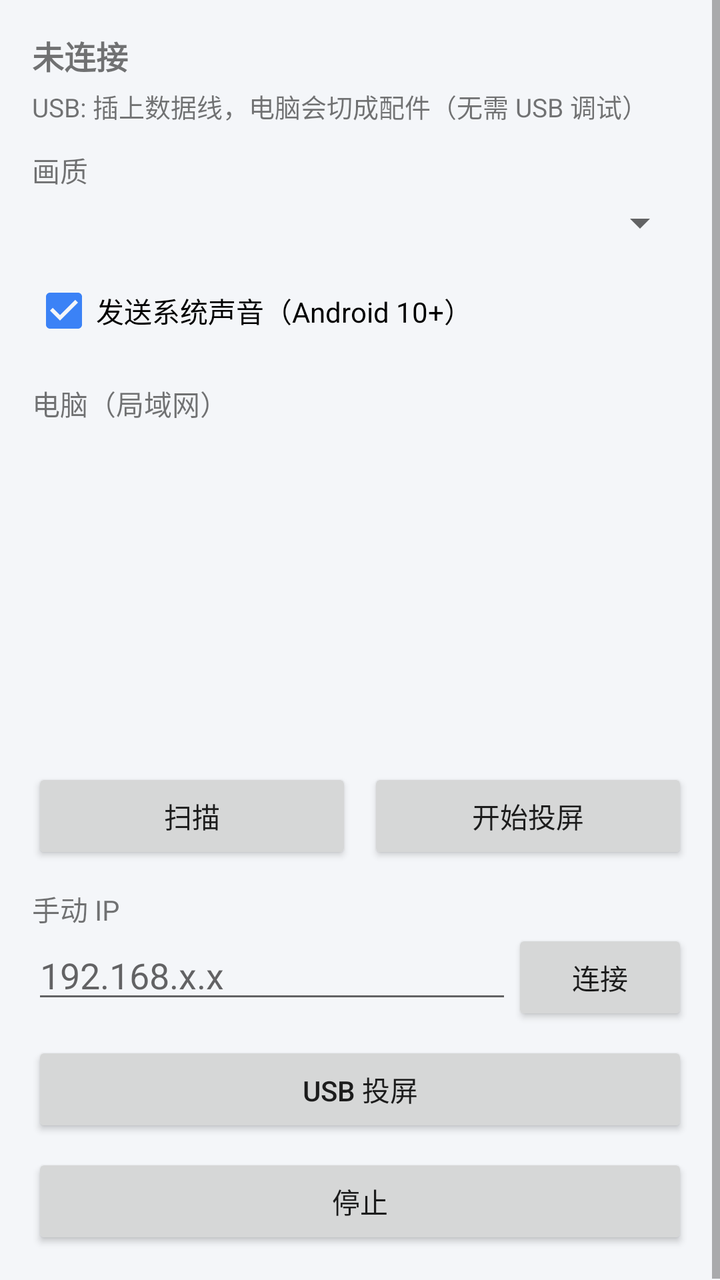
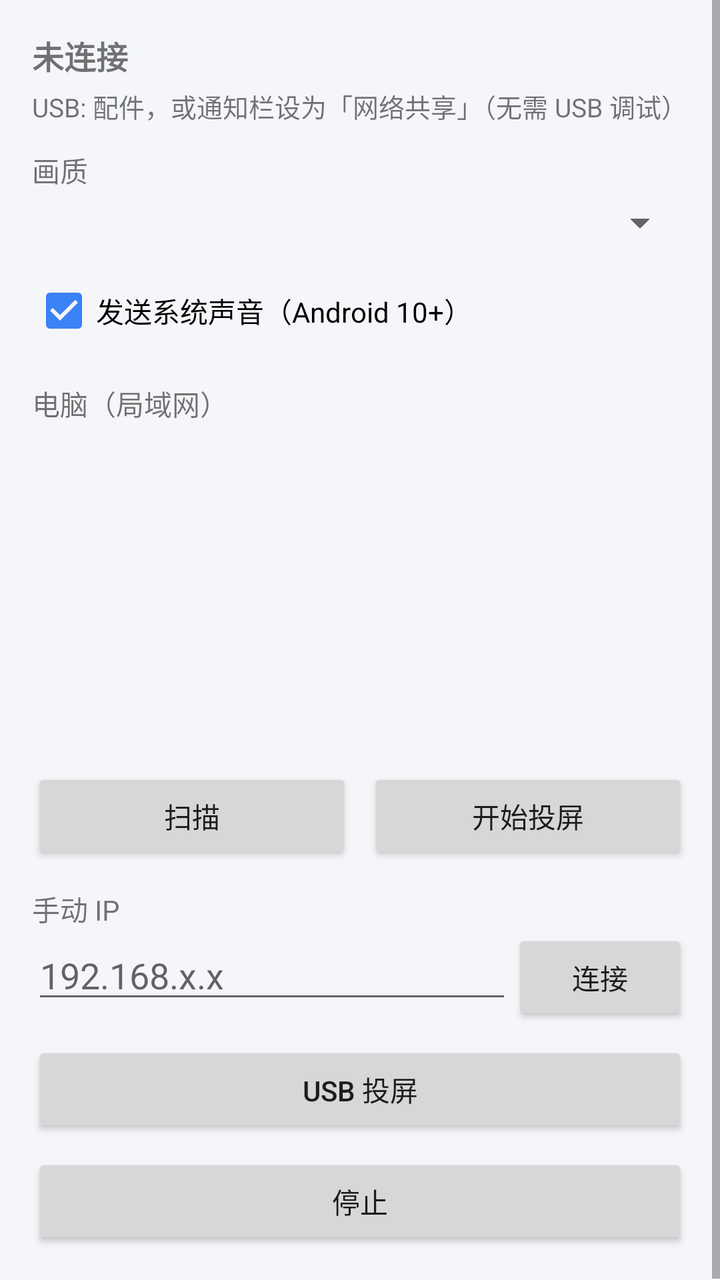

An Android layout rendered at two revisions. The XML below is the earlier revision; the diff shows what the commit changed to produce the second picture.
<!-- AndroidManifest.xml: application theme Theme.ScreenKit -->
<!-- res/layout/activity_cast.xml -->
<?xml version="1.0" encoding="utf-8"?>
<ScrollView xmlns:android="http://schemas.android.com/apk/res/android"
    android:layout_width="match_parent"
    android:layout_height="match_parent"
    android:fillViewport="true">
    <LinearLayout
        android:layout_width="match_parent"
        android:layout_height="wrap_content"
        android:orientation="vertical"
        android:padding="16dp">

        <TextView
            android:id="@+id/lbstat"
            android:layout_width="match_parent"
            android:layout_height="wrap_content"
            android:text="未连接"
            android:textSize="16sp"
            android:textStyle="bold" />

        <TextView
            android:id="@+id/lbusb"
            android:layout_width="match_parent"
            android:layout_height="wrap_content"
            android:layout_marginTop="4dp"
            android:text="USB: 插上数据线，电脑会切成配件（无需 USB 调试）"
            android:textSize="13sp" />

        <TextView
            android:layout_width="match_parent"
            android:layout_height="wrap_content"
            android:layout_marginTop="12dp"
            android:text="画质" />

        <Spinner
            android:id="@+id/eq"
            android:layout_width="match_parent"
            android:layout_height="wrap_content"
            android:layout_marginTop="4dp" />

        <CheckBox
            android:id="@+id/caudio"
            android:layout_width="match_parent"
            android:layout_height="wrap_content"
            android:layout_marginTop="8dp"
            android:checked="true"
            android:text="发送系统声音（Android 10+）" />

        <TextView
            android:layout_width="match_parent"
            android:layout_height="wrap_content"
            android:layout_marginTop="12dp"
            android:text="电脑（局域网）" />

        <ListView
            android:id="@+id/lpeers"
            android:layout_width="match_parent"
            android:layout_height="160dp"
            android:layout_marginTop="4dp"
            android:choiceMode="singleChoice"
            android:divider="@android:color/transparent"
            android:dividerHeight="6dp"
            android:listSelector="@android:color/transparent" />

        <LinearLayout
            android:layout_width="match_parent"
            android:layout_height="wrap_content"
            android:layout_marginTop="8dp"
            android:orientation="horizontal">
            <Button
                android:id="@+id/bscan"
                android:layout_width="0dp"
                android:layout_height="wrap_content"
                android:layout_weight="1"
                android:text="扫描" />
            <Button
                android:id="@+id/bstart"
                android:layout_width="0dp"
                android:layout_height="wrap_content"
                android:layout_weight="1"
                android:layout_marginStart="8dp"
                android:text="开始投屏" />
        </LinearLayout>

        <TextView
            android:layout_width="match_parent"
            android:layout_height="wrap_content"
            android:layout_marginTop="12dp"
            android:text="手动 IP" />

        <LinearLayout
            android:layout_width="match_parent"
            android:layout_height="wrap_content"
            android:orientation="horizontal">
            <EditText
                android:id="@+id/eip"
                android:layout_width="0dp"
                android:layout_height="wrap_content"
                android:layout_weight="1"
                android:hint="192.168.x.x"
                android:inputType="text" />
            <Button
                android:id="@+id/bmanual"
                android:layout_width="wrap_content"
                android:layout_height="wrap_content"
                android:text="连接" />
        </LinearLayout>

        <Button
            android:id="@+id/busb"
            android:layout_width="match_parent"
            android:layout_height="wrap_content"
            android:layout_marginTop="8dp"
            android:text="USB 投屏" />

        <Button
            android:id="@+id/bstop"
            android:layout_width="match_parent"
            android:layout_height="wrap_content"
            android:layout_marginTop="8dp"
            android:text="停止" />
    </LinearLayout>
</ScrollView>
<!-- resources referenced by this layout -->
<resources>
  <style name="Theme.ScreenKit" parent="Theme.MaterialComponents.DayNight.DarkActionBar">
          <item name="android:windowBackground">@color/bg</item>
          <item name="colorPrimary">@color/accent</item>
          <item name="colorPrimaryVariant">@color/accent_dark</item>
          <item name="colorOnPrimary">#FFFFFF</item>
          <item name="colorAccent">@color/accent</item>
          <item name="android:statusBarColor">@color/accent_dark</item>
      </style>
  <color name="bg">#F4F6F9</color>
  <color name="accent">#3B82F6</color>
  <color name="accent_dark">#2563EB</color>
</resources>

<!-- the commit's change to res/layout/activity_cast.xml (unified diff, before → after) -->
@@ -22,7 +22,7 @@
             android:layout_width="match_parent"
             android:layout_height="wrap_content"
             android:layout_marginTop="4dp"
-            android:text="USB: 插上数据线，电脑会切成配件（无需 USB 调试）"
+            android:text="USB: 配件，或通知栏设为「网络共享」（无需 USB 调试）"
             android:textSize="13sp" />
 
         <TextView
